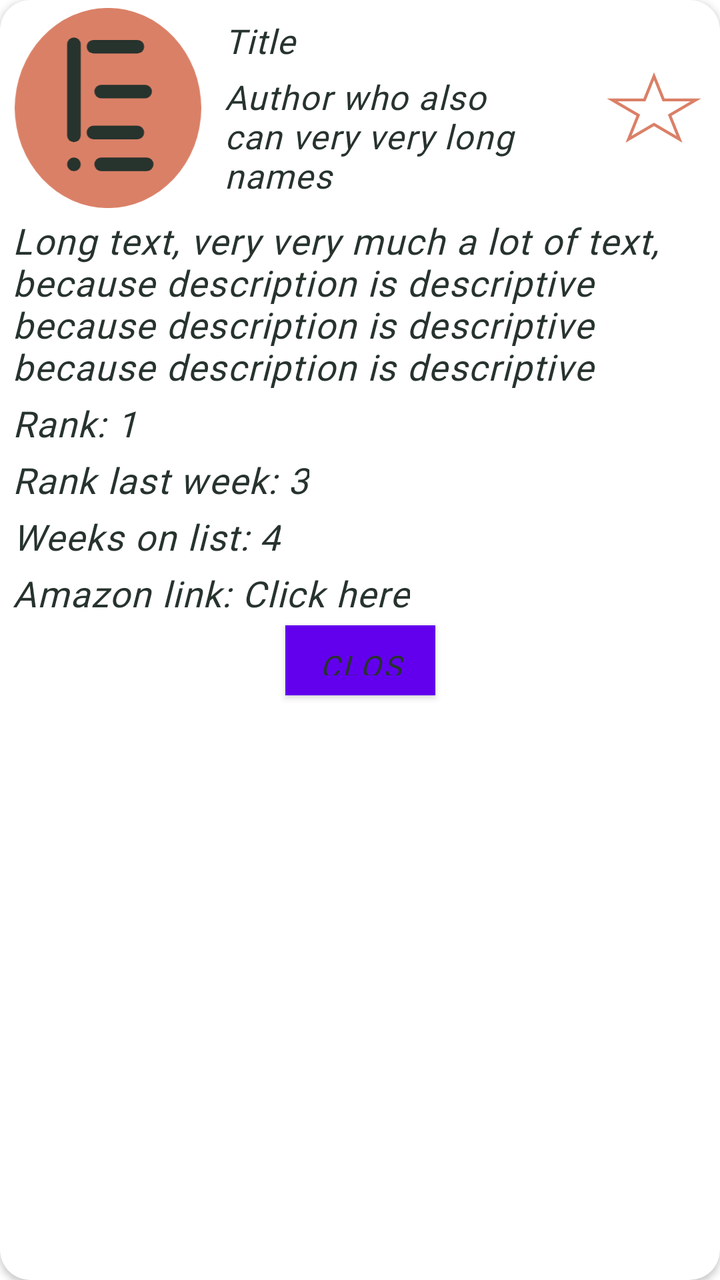
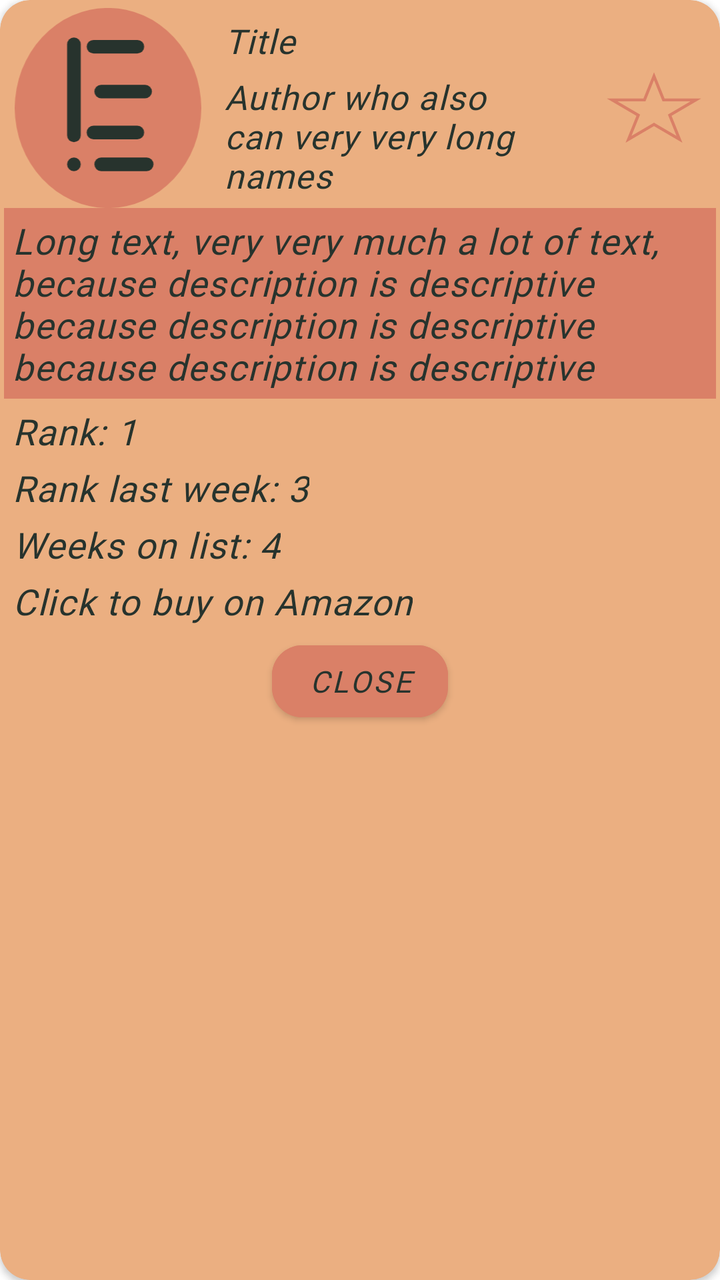

Screens rendered from an Android XML layout before and after an edit, with the pre-edit source and the edit as a unified diff.
<!-- AndroidManifest.xml: another module's application theme Theme.ECatalogs -->
<!-- res/layout/dialog_book_details.xml -->
<?xml version="1.0" encoding="utf-8"?>
<androidx.cardview.widget.CardView xmlns:android="http://schemas.android.com/apk/res/android"
    xmlns:app="http://schemas.android.com/apk/res-auto"
    android:layout_width="350dp"
    android:layout_height="wrap_content"
    android:layout_gravity="center"
    android:background="?attr/colorSecondary"
    android:elevation="@dimen/eight_dimen"
    app:cardCornerRadius="15dp">

    <androidx.constraintlayout.widget.ConstraintLayout
        android:layout_width="match_parent"
        android:layout_height="match_parent"
        android:padding="@dimen/two_dimen">

        <ImageView
            android:id="@+id/image"
            android:layout_width="100dp"
            android:layout_height="100dp"
            android:layout_margin="@dimen/two_dimen"
            android:contentDescription="Book image"
            android:src="@drawable/filled_icon"
            app:layout_constraintStart_toStartOf="parent"
            app:layout_constraintTop_toTopOf="parent" />

        <TextView
            android:id="@+id/title"
            android:layout_width="wrap_content"
            android:layout_height="wrap_content"
            android:layout_marginHorizontal="@dimen/eight_dimen"
            android:layout_marginTop="5dp"
            android:ems="8"
            android:hint="Title "
            android:textAppearance="?attr/textAppearanceBody1"
            android:textSize="17sp"
            app:layout_constraintStart_toEndOf="@id/image"
            app:layout_constraintTop_toTopOf="@id/image"
/>

        <TextView
            android:id="@+id/author"
            android:layout_width="wrap_content"
            android:layout_height="wrap_content"
            android:layout_marginHorizontal="@dimen/eight_dimen"
            android:layout_marginBottom="5dp"
            android:hint="Author who also can very very long names"
            android:textAppearance="?attr/textAppearanceBody1"
            android:maxEms="8"
            android:textSize="17sp"
            app:layout_constraintBottom_toBottomOf="@id/image"
            app:layout_constraintStart_toEndOf="@id/image" />


        <TextView
            android:id="@+id/description"
            android:layout_width="wrap_content"
            android:layout_height="wrap_content"
            android:layout_margin="4dp"
            android:hint="Long text, very very much a lot of text, because description is descriptive because description is descriptive because description is descriptive"
            android:textAppearance="?attr/textAppearanceBody1"
            android:textSize="18sp"
            app:layout_constraintStart_toStartOf="parent"
            app:layout_constraintTop_toBottomOf="@id/image" />

        <ImageView
            android:id="@+id/favorite"
            android:layout_width="50dp"
            android:layout_height="50dp"
            android:layout_marginHorizontal="@dimen/six_dimen"
            android:src="@drawable/fav_outline_icon"
            app:layout_constraintBottom_toBottomOf="@id/image"
            app:layout_constraintEnd_toEndOf="parent"
            app:layout_constraintTop_toTopOf="@id/image" />

        <TextView
            android:id="@+id/rank"
            android:layout_width="wrap_content"
            android:layout_height="wrap_content"
            android:layout_margin="4dp"
            android:hint="Rank: 1"
            android:textAppearance="?attr/textAppearanceBody1"
            android:textSize="18sp"
            app:layout_constraintStart_toStartOf="parent"
            app:layout_constraintTop_toBottomOf="@id/description" />

        <TextView
            android:id="@+id/rank_last_week"
            android:layout_width="wrap_content"
            android:layout_height="wrap_content"
            android:layout_margin="4dp"
            android:hint="Rank last week: 3"
            android:textAppearance="?attr/textAppearanceBody1"
            android:textSize="18sp"
            app:layout_constraintStart_toStartOf="parent"
            app:layout_constraintTop_toBottomOf="@id/rank" />

        <TextView
            android:id="@+id/weeks_on_list"
            android:layout_width="wrap_content"
            android:layout_height="wrap_content"
            android:layout_margin="4dp"
            android:hint="Weeks on list: 4"
            android:textAppearance="?attr/textAppearanceBody1"
            android:textSize="18sp"
            app:layout_constraintStart_toStartOf="parent"
            app:layout_constraintTop_toBottomOf="@id/rank_last_week" />

        <TextView
            android:id="@+id/amazon_link"
            android:layout_width="wrap_content"
            android:layout_height="wrap_content"
            android:layout_margin="4dp"
            android:hint="Amazon link: Click here"
            android:textAppearance="?attr/textAppearanceBody1"
            android:textSize="18sp"
            app:layout_constraintStart_toStartOf="parent"
            app:layout_constraintTop_toBottomOf="@id/weeks_on_list" />

        <com.google.android.material.button.MaterialButton
            android:layout_width="75dp"
            android:layout_height="35dp"
            android:layout_margin="4dp"
            android:id="@+id/close_dialog"
            android:background="?attr/colorSecondary"
            android:text="Close"
            app:cornerRadius="15dp"
            app:layout_constraintEnd_toEndOf="parent"
            app:layout_constraintStart_toStartOf="parent"
            app:layout_constraintTop_toBottomOf="@id/amazon_link" />

    </androidx.constraintlayout.widget.ConstraintLayout>

</androidx.cardview.widget.CardView>
<!-- resources referenced by this layout -->
<resources>
  <dimen name="eight_dimen">8dp</dimen>
  <dimen name="six_dimen">6dp</dimen>
  <dimen name="two_dimen">2dp</dimen>
  <style name="Theme.ECatalogs" parent="Base.Theme.ECatalogs">
  
          <item name="colorSurface">@color/color_surface</item>
          <item name="colorOnSurface">@color/color_on_surface</item>
          <item name="colorOnBackground">@color/color_on_background</item>
          <item name="colorSecondary">@color/color_secondary</item>
          <item name="colorOnPrimary">@color/black</item>
          <item name="colorOnSecondary">@color/black</item>
          <item name="android:textColor">@color/black</item>
          <item name="android:textColorHint">@color/black</item>
  
          <item name="android:statusBarColor">@color/white</item>
          <item name="android:windowLightStatusBar">true</item>
  
  
      </style>
  <color name="color_surface">#E3C4A8</color>
  <color name="color_on_surface">#EBAF81</color>
  <color name="color_on_background">#35EBAF81</color>
  <color name="color_secondary">#DA8067</color>
  <color name="black">#27332D</color>
  <color name="white">#E9E2D0</color>
  <style name="ShapeAppearance.ECatalog.SmallComponent" parent="ShapeAppearance.MaterialComponents.SmallComponent">
          <item name="cornerFamily">rounded</item>
          <item name="cornerSize">@dimen/reply_small_component_corner_radius</item>
      </style>
  <style name="ShapeAppearance.ECatalog.MediumComponent" parent="ShapeAppearance.MaterialComponents.MediumComponent">
          <item name="cornerFamily">rounded</item>
          <item name="cornerSize">@dimen/reply_medium_component_corner_radius</item>
      </style>
  <style name="ShapeAppearance.ECatalog.LargeComponent" parent="ShapeAppearance.MaterialComponents.LargeComponent">
          <item name="cornerFamily">rounded</item>
          <item name="cornerSize">@dimen/reply_large_component_corner_radius</item>
      </style>
  <style name="TextAppearance.MdcTypographyStyles.Body1" parent="TextAppearance.MaterialComponents.Body1">
          <item name="fontFamily">@font/high_tower_text</item>
          <item name="android:fontFamily">@font/high_tower_text</item>
          <item name="android:textStyle">italic</item>
          <item name="android:textSize">21sp</item>
      </style>
  <style name="TextAppearance.MdcTypographyStyles.Body2" parent="TextAppearance.MaterialComponents.Body2">
          <item name="fontFamily">@font/high_tower_text</item>
          <item name="android:fontFamily">@font/high_tower_text</item>
          <item name="android:textStyle">italic</item>
          <item name="android:textSize">15sp</item>
      </style>
  <style name="TextAppearance.MdcTypographyStyles.Button" parent="TextAppearance.MaterialComponents.Button">
          <item name="fontFamily">@font/high_tower_text</item>
          <item name="android:fontFamily">@font/high_tower_text</item>
          <item name="android:textStyle">italic</item>
          <item name="android:textSize">15sp</item>
      </style>
  <style name="TextAppearance.MdcTypographyStyles.Caption" parent="TextAppearance.MaterialComponents.Caption">
          <item name="fontFamily">@font/high_tower_text</item>
          <item name="android:fontFamily">@font/high_tower_text</item>
          <item name="android:textStyle">italic</item>
          <item name="android:textSize">13sp</item>
      </style>
  <style name="TextAppearance.MdcTypographyStyles.Overline" parent="TextAppearance.MaterialComponents.Overline">
          <item name="fontFamily">@font/high_tower_text</item>
          <item name="android:fontFamily">@font/high_tower_text</item>
          <item name="android:textStyle">italic</item>
          <item name="android:textSize">11sp</item>
      </style>
  <dimen name="reply_small_component_corner_radius">8dp</dimen>
  <dimen name="reply_medium_component_corner_radius">12dp</dimen>
  <dimen name="reply_large_component_corner_radius">24dp</dimen>
  <!-- unchanged entries left out for length: 5 -->
</resources>

<!-- the commit's change to res/layout/dialog_book_details.xml (unified diff, before → after) -->
@@ -4,20 +4,20 @@
     android:layout_width="350dp"
     android:layout_height="wrap_content"
     android:layout_gravity="center"
-    android:background="?attr/colorSecondary"
-    android:elevation="@dimen/eight_dimen"
+    android:backgroundTint="?attr/colorOnSurface"
+    android:elevation="@dimen/eight_dp"
     app:cardCornerRadius="15dp">
 
     <androidx.constraintlayout.widget.ConstraintLayout
         android:layout_width="match_parent"
         android:layout_height="match_parent"
-        android:padding="@dimen/two_dimen">
+        android:padding="@dimen/two_dp">
 
         <ImageView
             android:id="@+id/image"
             android:layout_width="100dp"
             android:layout_height="100dp"
-            android:layout_margin="@dimen/two_dimen"
+            android:layout_margin="@dimen/two_dp"
             android:contentDescription="Book image"
             android:src="@drawable/filled_icon"
             app:layout_constraintStart_toStartOf="parent"
@@ -27,7 +27,7 @@
             android:id="@+id/title"
             android:layout_width="wrap_content"
             android:layout_height="wrap_content"
-            android:layout_marginHorizontal="@dimen/eight_dimen"
+            android:layout_marginHorizontal="@dimen/eight_dp"
             android:layout_marginTop="5dp"
             android:ems="8"
             android:hint="Title "
@@ -35,13 +35,13 @@
             android:textSize="17sp"
             app:layout_constraintStart_toEndOf="@id/image"
             app:layout_constraintTop_toTopOf="@id/image"
-/>
+            />
 
         <TextView
             android:id="@+id/author"
             android:layout_width="wrap_content"
             android:layout_height="wrap_content"
-            android:layout_marginHorizontal="@dimen/eight_dimen"
+            android:layout_marginHorizontal="@dimen/eight_dp"
             android:layout_marginBottom="5dp"
             android:hint="Author who also can very very long names"
             android:textAppearance="?attr/textAppearanceBody1"
@@ -55,7 +55,8 @@
             android:id="@+id/description"
             android:layout_width="wrap_content"
             android:layout_height="wrap_content"
-            android:layout_margin="4dp"
+            android:background="?attr/colorSecondary"
+            android:padding="4dp"
             android:hint="Long text, very very much a lot of text, because description is descriptive because description is descriptive because description is descriptive"
             android:textAppearance="?attr/textAppearanceBody1"
             android:textSize="18sp"
@@ -66,7 +67,7 @@
             android:id="@+id/favorite"
             android:layout_width="50dp"
             android:layout_height="50dp"
-            android:layout_marginHorizontal="@dimen/six_dimen"
+            android:layout_marginHorizontal="@dimen/six_dp"
             android:src="@drawable/fav_outline_icon"
             app:layout_constraintBottom_toBottomOf="@id/image"
             app:layout_constraintEnd_toEndOf="parent"
@@ -110,18 +111,18 @@
             android:layout_width="wrap_content"
             android:layout_height="wrap_content"
             android:layout_margin="4dp"
-            android:hint="Amazon link: Click here"
+            android:hint="Click to buy on Amazon"
             android:textAppearance="?attr/textAppearanceBody1"
             android:textSize="18sp"
             app:layout_constraintStart_toStartOf="parent"
             app:layout_constraintTop_toBottomOf="@id/weeks_on_list" />
 
         <com.google.android.material.button.MaterialButton
-            android:layout_width="75dp"
-            android:layout_height="35dp"
+            android:layout_width="wrap_content"
+            android:layout_height="wrap_content"
             android:layout_margin="4dp"
             android:id="@+id/close_dialog"
-            android:background="?attr/colorSecondary"
+            android:backgroundTint="?attr/colorSecondary"
             android:text="Close"
             app:cornerRadius="15dp"
             app:layout_constraintEnd_toEndOf="parent"
<!-- resource entries referenced after the edit -->
@@ -1,8 +1,8 @@
 <!-- resources referenced by this layout -->
 <resources>
-  <dimen name="eight_dimen">8dp</dimen>
-  <dimen name="six_dimen">6dp</dimen>
-  <dimen name="two_dimen">2dp</dimen>
+  <dimen name="eight_dp">8dp</dimen>
+  <dimen name="six_dp">6dp</dimen>
+  <dimen name="two_dp">2dp</dimen>
   <style name="Theme.ECatalogs" parent="Base.Theme.ECatalogs">
   
           <item name="colorSurface">@color/color_surface</item>
@@ -13,7 +13,8 @@
           <item name="colorOnSecondary">@color/black</item>
           <item name="android:textColor">@color/black</item>
           <item name="android:textColorHint">@color/black</item>
-  
+          <item name="colorOnSurfaceVariant">@color/white</item>
+          <item name="colorPrimaryContainer">@color/white</item>
           <item name="android:statusBarColor">@color/white</item>
           <item name="android:windowLightStatusBar">true</item>
   
@@ -47,7 +48,7 @@
           <item name="fontFamily">@font/high_tower_text</item>
           <item name="android:fontFamily">@font/high_tower_text</item>
           <item name="android:textStyle">italic</item>
-          <item name="android:textSize">15sp</item>
+          <item name="android:textSize">17sp</item>
       </style>
   <style name="TextAppearance.MdcTypographyStyles.Button" parent="TextAppearance.MaterialComponents.Button">
           <item name="fontFamily">@font/high_tower_text</item>
